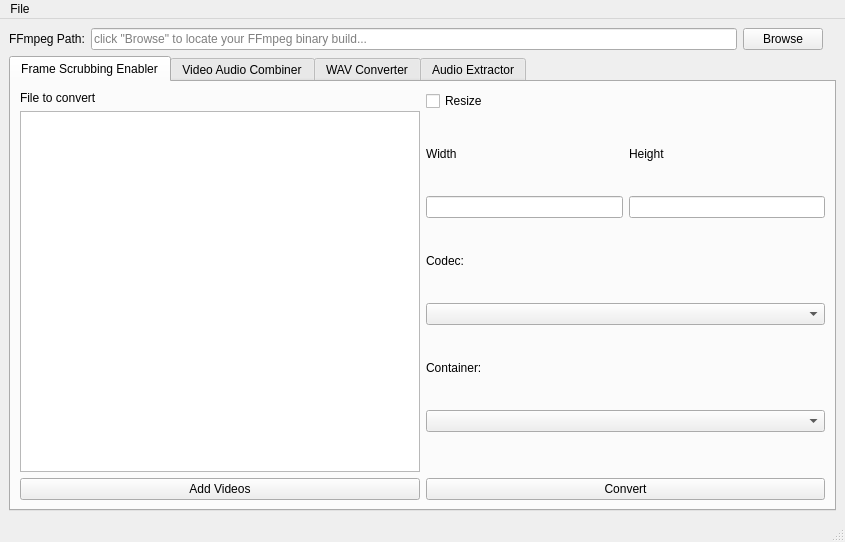
Before: the Qt Designer form dsamainwindow.ui in indra-dsa/dsa-multitool-gui, drawn with Qt 5.
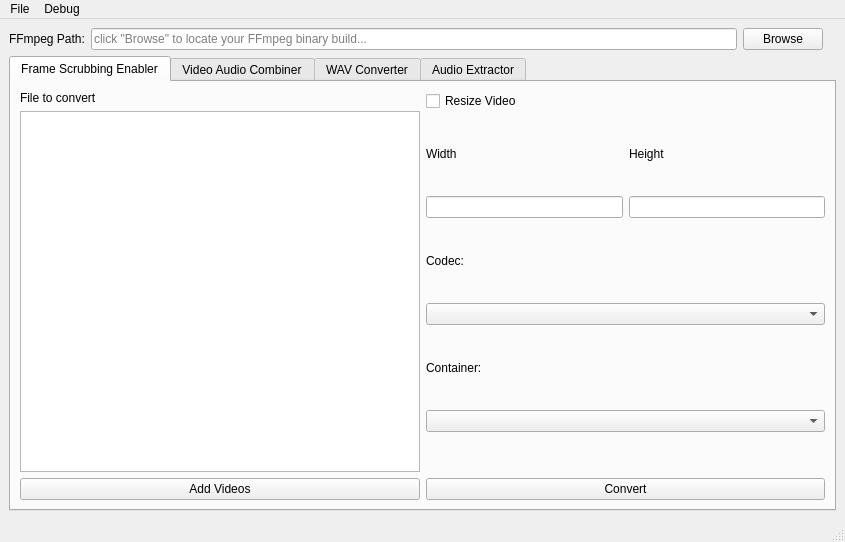
After: the same form once the commit is applied. Icons and pictures are not drawn.

Patch:
```diff
--- a/dsamainwindow.ui
+++ b/dsamainwindow.ui
@@ -137,7 +137,7 @@
           <item>
            <widget class="QCheckBox" name="checkBox">
             <property name="text">
-             <string>Resize</string>
+             <string>Resize Video</string>
             </property>
            </widget>
           </item>
@@ -251,7 +251,14 @@
     <addaction name="actionAbout"/>
     <addaction name="actionQuit"/>
    </widget>
+   <widget class="QMenu" name="menuDebug">
+    <property name="title">
+     <string>Debug</string>
+    </property>
+    <addaction name="actionffmpeg_start"/>
+   </widget>
    <addaction name="menuFile"/>
+   <addaction name="menuDebug"/>
   </widget>
   <widget class="QStatusBar" name="statusbar"/>
   <action name="actionAbout">
```
Left out of the diff: 5 changed lines with no effect on the pictures.
